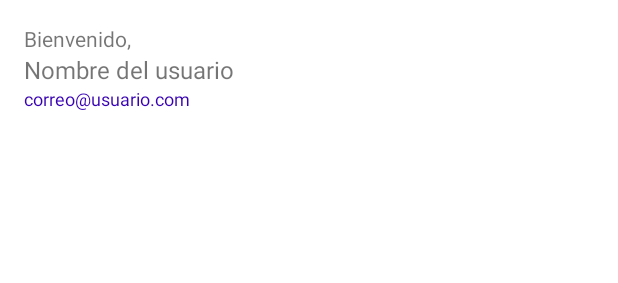
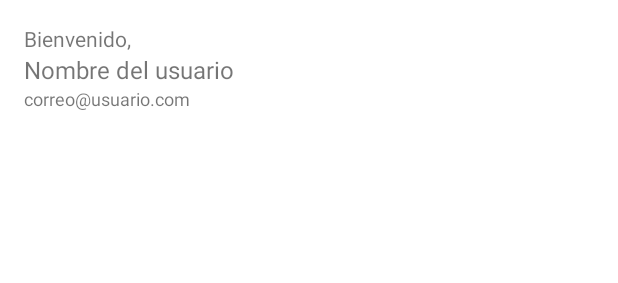
Before and after one commit to PacoJG/LoginWithNews, an Android app: the layout fragment_home.xml on its own in the app's theme, with its tools: preview values and no code run, on a phone screen of 412 x 824 dp. Shown: the top 283 px of the screen. Run offline under Robolectric (Android 15) with nearby library versions, the phone set to English and light mode, and no system bars; network calls fail; Roboto replaces fonts that are not available here.

Commit message:
second commit

```diff
--- a/app/src/main/res/layout/fragment_home.xml
+++ b/app/src/main/res/layout/fragment_home.xml
@@ -95,7 +95,6 @@
         android:layout_height="wrap_content"
         android:layout_marginStart="16dp"
         android:layout_marginEnd="16dp"
-        android:textColor="@color/purple_700"
         android:textSize="12sp"
         app:layout_constraintEnd_toEndOf="parent"
         app:layout_constraintStart_toStartOf="parent"
--- a/app/src/main/res/layout/fragment_most_popular.xml
+++ b/app/src/main/res/layout/fragment_most_popular.xml
@@ -15,7 +15,6 @@
         android:layout_marginRight="16dp"
         android:fontFamily="@font/roboto_bold"
         android:text="Relevant news"
-        android:textColor="@color/black"
         android:textSize="20sp"
         app:layout_constraintLeft_toLeftOf="parent"
         app:layout_constraintRight_toRightOf="parent"
```
